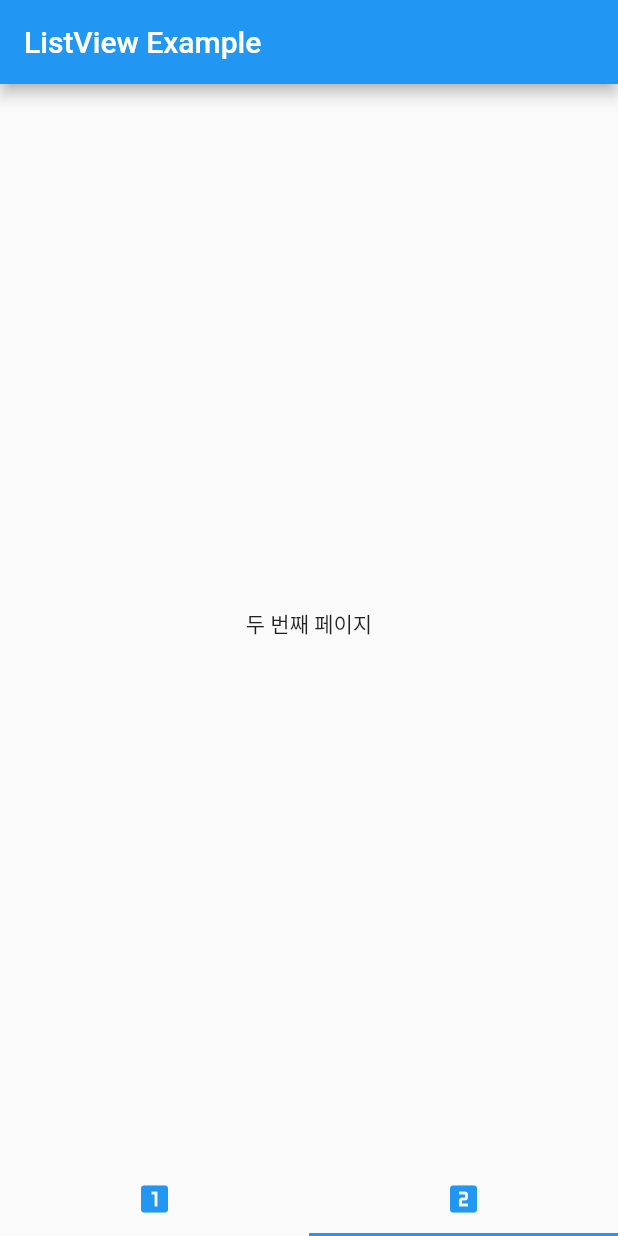
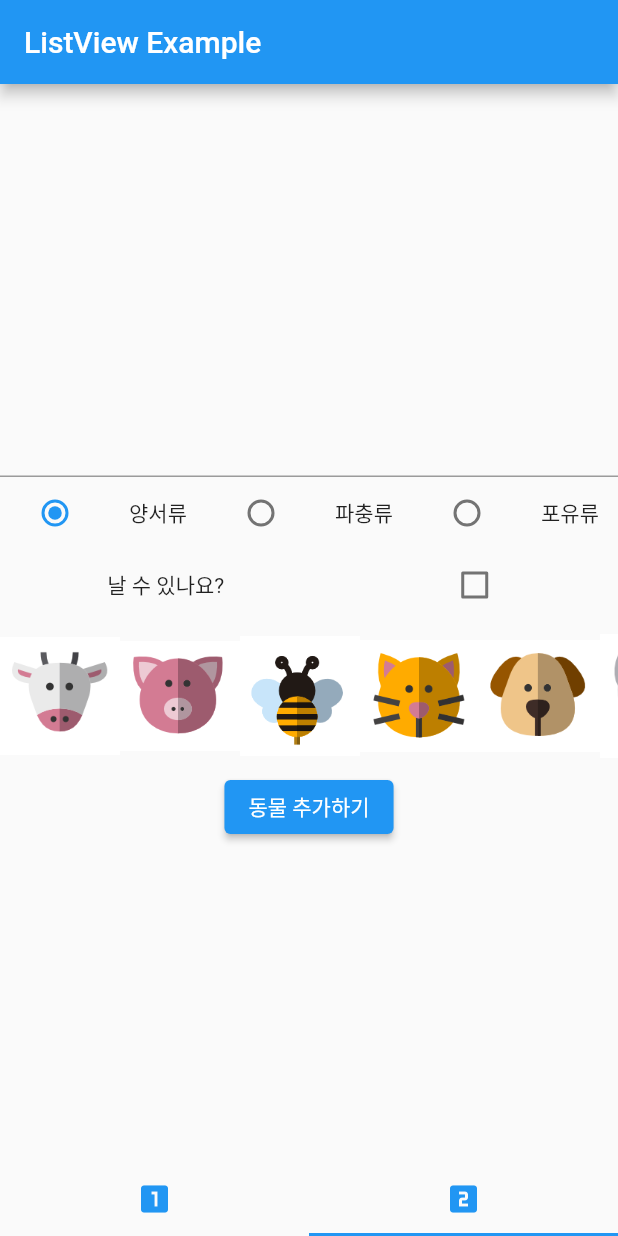
Before and after one commit to reumii/first_flutter_app, a Flutter app: the screen it shows after launch, tab 2 chosen, on a phone screen of 412 x 824 dp. Run offline on Flutter 3.47's test engine with Material 2 defaults, Android fonts, the phone set to English and light mode, and no system bars.

Commit message:
ch5.탭바와 리스트

```diff
--- a/lib/sub/secondPage.dart
+++ b/lib/sub/secondPage.dart
@@ -1,18 +1,113 @@
 import 'package:flutter/material.dart';
 import '../animalItem.dart';
 
-class SecondApp extends StatelessWidget{
-  final List<Animal>? list;
-  SecondApp({Key?key, this.list}) : super(key:key);
+class SecondApp extends StatefulWidget{
+  @override
+  State<StatefulWidget> createState() => _SecondApp();
+  List<Animal>? list;
+  SecondApp({Key?key, @required this.list}) : super(key:key);
+}
+
+class _SecondApp extends State<SecondApp>{
+  final nameController = TextEditingController();
+  int? _radioValue = 0;
+  bool? flyExist = false;
+  String? _imagePath;
 
   @override
   Widget build(BuildContext context){
     return Scaffold(
-       body: Container(
-          child: Center(
-            child: Text('두 번째 페이지'),
+      body: Container(
+        child: Center(
+          child: Column(
+            mainAxisAlignment: MainAxisAlignment.center,
+            children:<Widget>[
+              TextField(
+                controller: nameController,
+                keyboardType: TextInputType.text,
+                maxLines:1,
+              ),
+              Row(
+                children:<Widget>[
+                  Radio(value:0, groupValue:_radioValue, onChanged: _radioChange),
+                  Text('양서류'),
+                  Radio(value:1, groupValue:_radioValue, onChanged: _radioChange),
+                  Text('파충류'),
+                  Radio(value:2, groupValue:_radioValue, onChanged: _radioChange),
+                  Text('포유류'),
+                ],
+                mainAxisAlignment: MainAxisAlignment.spaceAround,
+              ),
+              Row(
+                children: <Widget>[
+                  Text('날 수 있나요?'),
+                  Checkbox(
+                    value: flyExist,
+                    onChanged: (bool? check){
+                      setState((){
+                        flyExist = check;
+                      });
+                    }
+                  )
+                ],
+                mainAxisAlignment: MainAxisAlignment.spaceAround,
+              ),
+              Container(
+                height:100,
+                child:ListView(
+                  scrollDirection: Axis.horizontal,
+                  children:<Widget>[
+                    GestureDetector(
+                      child: Image.asset('repo/images/cow.png',width:80),
+                      onTap:(){
+                        _imagePath = 'repo/images/cow.png';
+                      },
+                    ),
+                    GestureDetector(
+                      child: Image.asset('repo/images/pig.png',width:80),
+                      onTap:(){
+                        _imagePath = 'repo/images/pig.png';
+                      },
+                    ),
+                    GestureDetector(
+                      child: Image.asset('repo/images/bee.png',width:80),
+                      onTap:(){
+                        _imagePath = 'repo/images/bee.png';
+                      },
+                    ),
+                    GestureDetector(
+                      child: Image.asset('repo/images/cat.png',width:80),
+                      onTap:(){
+                        _imagePath = 'repo/images/cat.png';
+                      },
+                    ),
+                    GestureDetector(
+                      child: Image.asset('repo/images/dog.png',width:80),
+                      onTap:(){
+                        _imagePath = 'repo/images/dog.png';
+                      },
+                    ),
+                    GestureDetector(
+                      child: Image.asset('repo/images/wolf.png',width:80),
+                      onTap:(){
+                        _imagePath = 'repo/images/wolf.png';
+                      },
+                    ),
+                  ],
+                ),
+              ),
+              ElevatedButton(onPressed: (){
+
+              }, child: Text('동물 추가하기')),
+            ]
           ),
-       ),
+        ),
+      ),
     );
   }
+  _radioChange(int? value){
+    setState((){
+      _radioValue = value;
+    });
+  }
 }
```
Also changed, not shown: lib/sub/firstPage.dart (+17 -2 lines).
